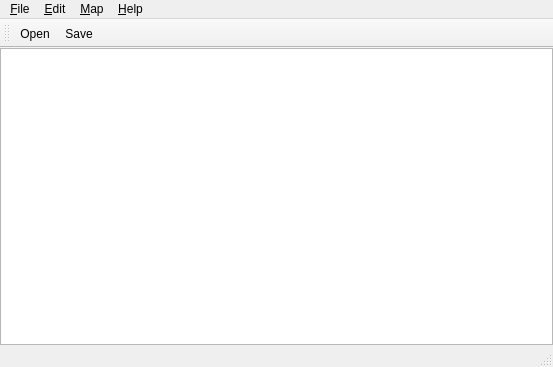
Qt form src/mainwindow.ui (mapeditor/tiled) before a commit.
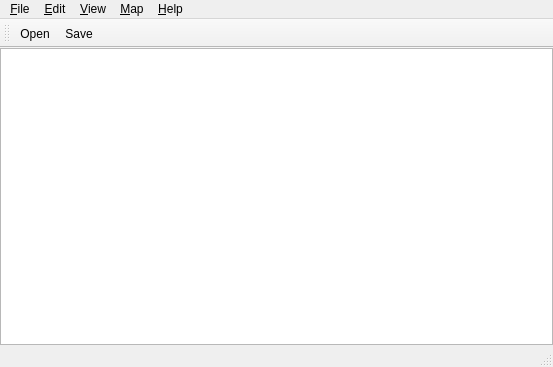
The same form after that commit. Icons and pictures are not drawn.

```diff
--- a/src/mainwindow.ui
+++ b/src/mainwindow.ui
@@ -72,8 +72,15 @@
     <addaction name="actionResize" />
     <addaction name="actionProperties" />
    </widget>
+   <widget class="QMenu" name="menuView" >
+    <property name="title" >
+     <string>&amp;View</string>
+    </property>
+    <addaction name="actionShowGrid" />
+   </widget>
    <addaction name="menuFile" />
    <addaction name="menuEdit" />
+   <addaction name="menuView" />
    <addaction name="menuMap" />
    <addaction name="menuHelp" />
   </widget>
```
Left out of the diff: 14 changed lines with no effect on the pictures.
